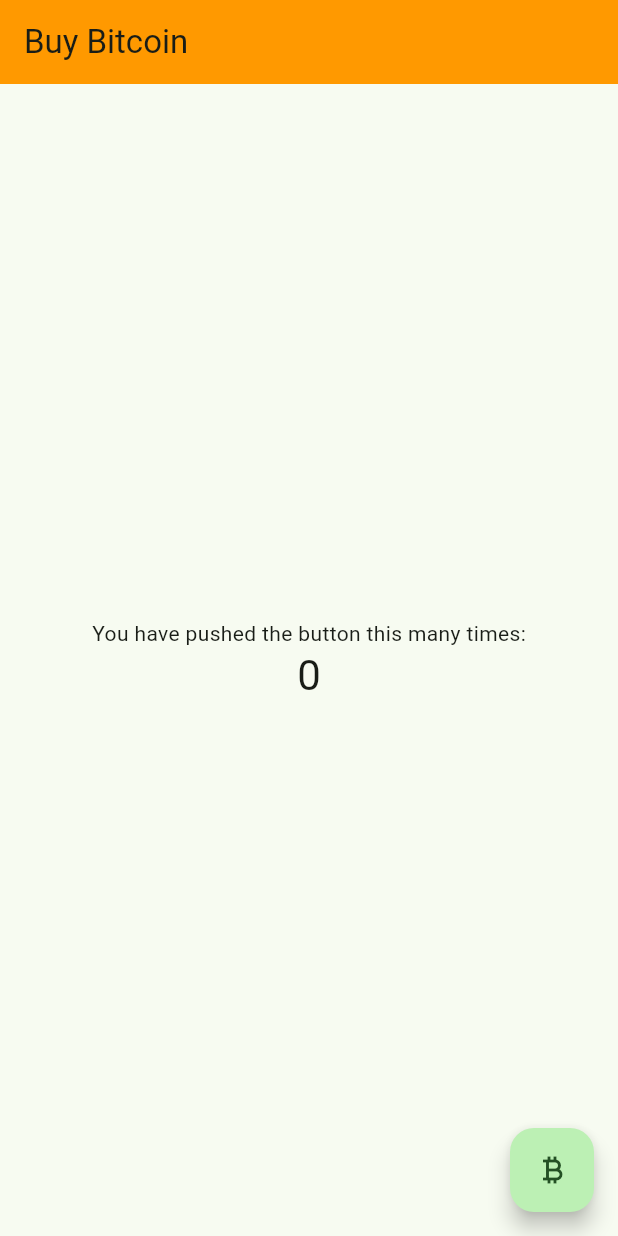
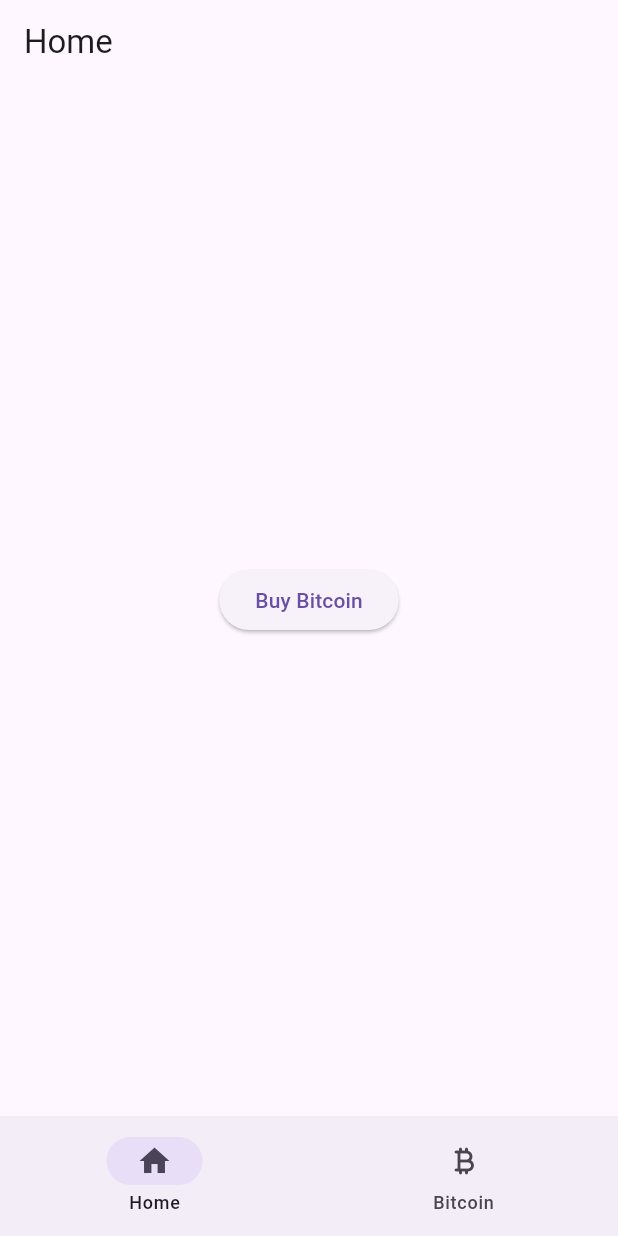
Before and after one commit to medranomiler/bitcoin_demo_app, a Flutter app: the screen it shows after launch, on a phone screen of 412 x 824 dp. Run offline on Flutter 3.47's test engine with Material 3 defaults, Android fonts, the phone set to English and light mode, and no system bars.

Commit message:
added additional pages and experimented with basic widgets

```diff
--- /dev/null
+++ b/lib/home_page.dart
@@ -0,0 +1,24 @@
+import 'package:bitcoin_demo_app/buy_bitcoin.dart';
+import 'package:flutter/material.dart';
+
+class HomePage extends StatelessWidget {
+  const HomePage({Key? key}) : super(key: key);
+
+  @override
+  Widget build(BuildContext context) {
+    return Center(
+      child: ElevatedButton(
+        onPressed: () {
+          Navigator.of(context).push(
+            MaterialPageRoute(
+              builder: (BuildContext context) {
+                return const BuyBitcoinPage();
+              },
+            ),
+          );
+        },
+        child: const Text("Buy Bitcoin"),
+      ),
+    );
+  }
+}
--- a/lib/main.dart
+++ b/lib/main.dart
@@ -1,125 +1,50 @@
-import 'package:flutter/material.dart';
+import "package:bitcoin_demo_app/home_page.dart";
+import "package:flutter/material.dart";
 
-void main() {
-  runApp(const MyApp());
-}
+void main() => runApp(MyApp());
 
 class MyApp extends StatelessWidget {
-  const MyApp({super.key});
+  const MyApp({Key? key}) : super(key: key);
 
-  // This widget is the root of your application.
   @override
   Widget build(BuildContext context) {
     return MaterialApp(
-      title: 'Flutter Demo',
-      theme: ThemeData(
-        // This is the theme of your application.
-        //
-        // TRY THIS: Try running your application with "flutter run". You'll see
-        // the application has a purple toolbar. Then, without quitting the app,
-        // try changing the seedColor in the colorScheme below to Colors.green
-        // and then invoke "hot reload" (save your changes or press the "hot
-        // reload" button in a Flutter-supported IDE, or press "r" if you used
-        // the command line to start the app).
-        //
-        // Notice that the counter didn't reset back to zero; the application
-        // state is not lost during the reload. To reset the state, use hot
-        // restart instead.
-        //
-        // This works for code too, not just values: Most code changes can be
-        // tested with just a hot reload.
-        colorScheme: ColorScheme.fromSeed(seedColor: Colors.green),
-        useMaterial3: true,
-      ),
-      home: const MyHomePage(title: 'Buy Bitcoin'),
+      title: "Bitcoin Demo App",
+      debugShowCheckedModeBanner: false,
+      theme: ThemeData(primarySwatch: Colors.orange),
+      home: const RootPage(),
     );
   }
 }
 
-class MyHomePage extends StatefulWidget {
-  const MyHomePage({super.key, required this.title});
-
-  // This widget is the home page of your application. It is stateful, meaning
-  // that it has a State object (defined below) that contains fields that affect
-  // how it looks.
-
-  // This class is the configuration for the state. It holds the values (in this
-  // case the title) provided by the parent (in this case the App widget) and
-  // used by the build method of the State. Fields in a Widget subclass are
-  // always marked "final".
-
-  final String title;
+class RootPage extends StatefulWidget {
+  const RootPage({Key? key}) : super(key: key);
 
   @override
-  State<MyHomePage> createState() => _MyHomePageState();
+  State<RootPage> createState() => _RootPageState();
 }
 
-class _MyHomePageState extends State<MyHomePage> {
-  int _counter = 0;
-
-  void _incrementCounter() {
-    setState(() {
-      // This call to setState tells the Flutter framework that something has
-      // changed in this State, which causes it to rerun the build method below
-      // so that the display can reflect the updated values. If we changed
-      // _counter without calling setState(), then the build method would not be
-      // called again, and so nothing would appear to happen.
-      _counter--;
-    });
-  }
-
+class _RootPageState extends State<RootPage> {
+  int currentPage = 0;
   @override
   Widget build(BuildContext context) {
-    // This method is rerun every time setState is called, for instance as done
-    // by the _incrementCounter method above.
-    //
-    // The Flutter framework has been optimized to make rerunning build methods
-    // fast, so that you can just rebuild anything that needs updating rather
-    // than having to individually change instances of widgets.
     return Scaffold(
       appBar: AppBar(
-        // TRY THIS: Try changing the color here to a specific color (to
-        // Colors.amber, perhaps?) and trigger a hot reload to see the AppBar
-        // change color while the other colors stay the same.
-        backgroundColor: Color.fromRGBO(255,153,0, 1),
-        // Here we take the value from the MyHomePage object that was created by
-        // the App.build method, and use it to set our appbar title.
-        title: Text(widget.title),
+        title: const Text("Home"),
       ),
-      body: Center(
-        // Center is a layout widget. It takes a single child and positions it
-        // in the middle of the parent.
-        child: Column(
-          // Column is also a layout widget. It takes a list of children and
-          // arranges them vertically. By default, it sizes itself to fit its
-          // children horizontally, and tries to be as tall as its parent.
-          //
-          // Column has various properties to control how it sizes itself and
-          // how it positions its children. Here we use mainAxisAlignment to
-          // center the children vertically; the main axis here is the vertical
-          // axis because Columns are vertical (the cross axis would be
-          // horizontal).
-          //
-          // TRY THIS: Invoke "debug painting" (choose the "Toggle Debug Paint"
-          // action in the IDE, or press "p" in the console), to see the
-          // wireframe for each widget.
-          mainAxisAlignment: MainAxisAlignment.center,
-          children: <Widget>[
-            const Text(
-              'You have pushed the button this many times:',
-            ),
-            Text(
-              '$_counter',
-              style: Theme.of(context).textTheme.headlineMedium,
-            ),
+      body: HomePage(),
+      bottomNavigationBar: NavigationBar(
+          destinations: const [
+            NavigationDestination(icon: Icon(Icons.home), label: "Home"),
+            NavigationDestination(
+                icon: Icon(Icons.currency_bitcoin_rounded), label: "Bitcoin"),
           ],
-        ),
-      ),
-      floatingActionButton: FloatingActionButton(
-        onPressed: _incrementCounter,
-        tooltip: 'Increment',
-        child: const Icon(Icons.currency_bitcoin_outlined),
-      ), // This trailing comma makes auto-formatting nicer for build methods.
+          onDestinationSelected: (int index) {
+            setState(() {
+              currentPage = index;
+            });
+          },
+          selectedIndex: currentPage),
     );
   }
 }
--- a/pubspec.yaml
+++ b/pubspec.yaml
@@ -35,6 +35,7 @@
   # The following adds the Cupertino Icons font to your application.
   # Use with the CupertinoIcons class for iOS style icons.
   cupertino_icons: ^1.0.2
+  http: ^1.2.0
 
 dev_dependencies:
   flutter_test:
```
Also changed, not shown: lib/buy_bitcoin.dart (added, +36 -0 lines), pubspec.lock.
